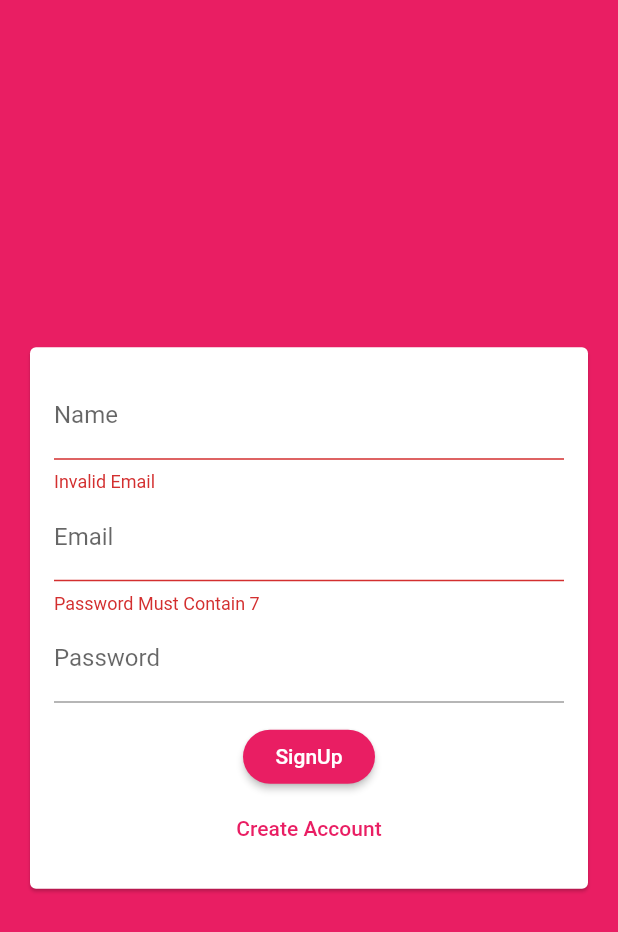
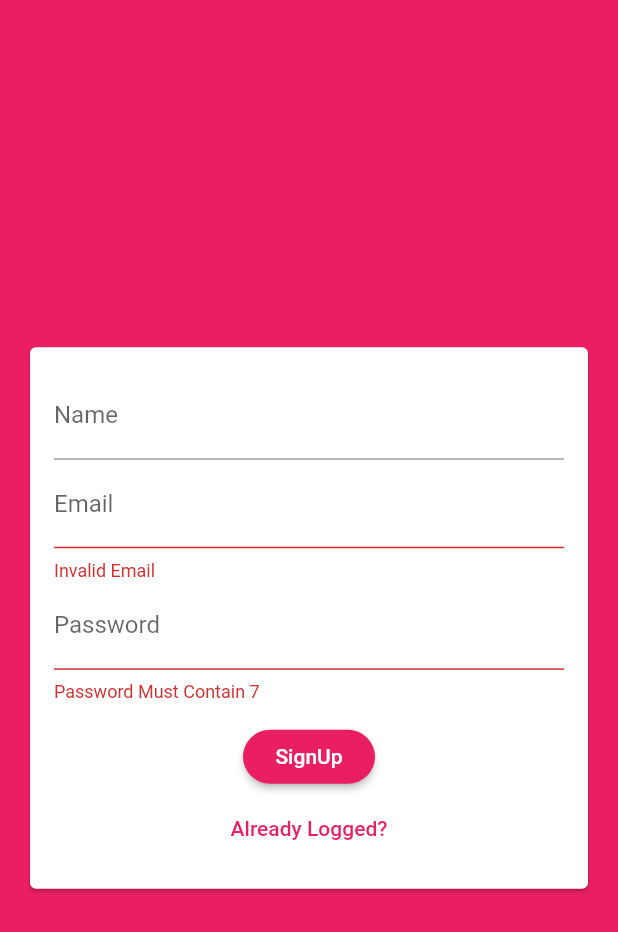
Before and after one commit to gabrieloliveira95/chat_flutter, a Flutter app: the screen it shows after launch, after a tap on "Login", after a tap on "Create Account", on a phone screen of 412 x 824 dp. Shown: the top 932 px of the screen. Run offline on Flutter 3.47's test engine with Material 2 defaults, Android fonts, the phone set to English and light mode, and no system bars; our stand-ins replace cloud_firestore, firebase_auth; accounts and stored records are empty.

Commit message:
AuthScreen Login Create

```diff
--- a/lib/main.dart
+++ b/lib/main.dart
@@ -1,4 +1,6 @@
 import 'package:chat_flutter/screens/auth_screen.dart';
+import 'package:chat_flutter/screens/chat_screen.dart';
+import 'package:firebase_auth/firebase_auth.dart';
 import 'package:flutter/material.dart';
 
 void main() {
@@ -24,7 +26,16 @@ class MyApp extends StatelessWidget {
         ),
         visualDensity: VisualDensity.adaptivePlatformDensity,
       ),
-      home: AuthScreen(),
+      home: StreamBuilder(
+        stream: FirebaseAuth.instance.onAuthStateChanged,
+        builder: (ctx, userSnapshot) {
+          if (userSnapshot.hasData) {
+            return ChatScreen();
+          } else {
+            return AuthScreen();
+          }
+        },
+      ),
     );
   }
 }
--- a/lib/screens/auth_screen.dart
+++ b/lib/screens/auth_screen.dart
@@ -1,5 +1,9 @@
+import 'package:chat_flutter/models/auth_data.dart';
 import 'package:chat_flutter/widgets/auth_form.dart';
+import 'package:cloud_firestore/cloud_firestore.dart';
+import 'package:firebase_auth/firebase_auth.dart';
 import 'package:flutter/material.dart';
+import 'package:flutter/services.dart';
 
 class AuthScreen extends StatefulWidget {
   @override
@@ -7,11 +11,80 @@ class AuthScreen extends StatefulWidget {
 }
 
 class _AuthScreenState extends State<AuthScreen> {
+  bool isLoading = false;
+  final _auth = FirebaseAuth.instance;
+  final GlobalKey<ScaffoldState> _scaffoldKey = GlobalKey();
+  Future<void> _handleSubmmit(AuthData authData) async {
+    setState(() {
+      isLoading = true;
+    });
+    AuthResult authResult;
+    try {
+      if (authData.isLogin) {
+        authResult = await _auth.signInWithEmailAndPassword(
+          email: authData.email.trim(),
+          password: authData.password,
+        );
+      } else {
+        authResult = await _auth.createUserWithEmailAndPassword(
+          email: authData.email.trim(),
+          password: authData.password,
+        );
+        final userData = {
+          'name': authData.name,
+          'email': authData.email,
+        };
+        await Firestore.instance
+            .collection('users')
+            .document(authResult.user.uid)
+            .setData(userData);
+      }
+    } on PlatformException catch (e) {
+      final msg = e.message ?? 'Verify your Credentials';
+      _scaffoldKey.currentState.showSnackBar(
+        SnackBar(
+          content: Text(msg),
+          backgroundColor: Theme.of(context).errorColor,
+        ),
+      );
+      print(msg);
+    } finally {
+      setState(() {
+        isLoading = false;
+      });
+    }
+  }
+
   @override
   Widget build(BuildContext context) {
     return Scaffold(
+      key: _scaffoldKey,
       backgroundColor: Theme.of(context).primaryColor,
-      body: AuthForm(),
+      //body: AuthForm(_handleSubmmit),
+      body: Center(
+        child: Column(
+          mainAxisSize: MainAxisSize.min,
+          children: [
+            Stack(
+              children: [
+                AuthForm(_handleSubmmit),
+                if (isLoading)
+                  Positioned.fill(
+                    child: Container(
+                      margin: EdgeInsets.all(20),
+                      decoration: BoxDecoration(
+                        color: Color.fromRGBO(0, 0, 0, 0.5),
+                      ),
+                      child: Center(
+                        child: CircularProgressIndicator(),
+                      ),
+                    ),
+                  ),
+              ],
+            ),
+          ],
+        ),
+      ),
     );
   }
 }
--- a/lib/widgets/auth_form.dart
+++ b/lib/widgets/auth_form.dart
@@ -2,6 +2,10 @@ import 'package:chat_flutter/models/auth_data.dart';
 import 'package:flutter/material.dart';
 
 class AuthForm extends StatefulWidget {
+  final void Function(AuthData authData) onSubmmit;
+
+  AuthForm(this.onSubmmit);
+
   @override
   _AuthFormState createState() => _AuthFormState();
 }
@@ -14,8 +18,7 @@ class _AuthFormState extends State<AuthForm> {
     bool isValid = _formKey.currentState.validate();
     FocusScope.of(context).unfocus();
     if (isValid) {
-      print(_authData.name);
-      print(_authData.email);
+      widget.onSubmmit(_authData);
     }
   }
 
@@ -32,6 +35,7 @@ class _AuthFormState extends State<AuthForm> {
               children: [
                 if (_authData.isSignUp)
                   TextFormField(
+                    key: ValueKey('name'),
                     decoration: InputDecoration(labelText: 'Name'),
                     onChanged: (value) => _authData.name = value,
                     validator: (value) {
@@ -41,6 +45,7 @@ class _AuthFormState extends State<AuthForm> {
                     },
                   ),
                 TextFormField(
+                  key: ValueKey('email'),
                   decoration: InputDecoration(labelText: 'Email'),
                   onChanged: (value) => _authData.email = value,
                   validator: (value) {
@@ -50,6 +55,7 @@ class _AuthFormState extends State<AuthForm> {
                   },
                 ),
                 TextFormField(
+                  key: ValueKey('pass'),
                   obscureText: true,
                   decoration: InputDecoration(labelText: 'Password'),
                   onChanged: (value) => _authData.password = value,
@@ -66,7 +72,9 @@ class _AuthFormState extends State<AuthForm> {
                 ),
                 FlatButton(
                   textColor: Theme.of(context).primaryColor,
-                  child: Text('Create Account'),
+                  child: Text(
+                    _authData.isLogin ? 'Create Account' : 'Already Logged?',
+                  ),
                   onPressed: () {
                     setState(() {
                       _authData.toogleMode();
--- a/pubspec.yaml
+++ b/pubspec.yaml
@@ -24,6 +24,7 @@ dependencies:
   flutter:
     sdk: flutter
   cloud_firestore: ^0.13.7
+  firebase_auth: 0.16.1
 
 
   # The following adds the Cupertino Icons font to your application.
```
Also changed, not shown: lib/screens/chat_screen.dart (+31 -0 lines), pubspec.lock.
